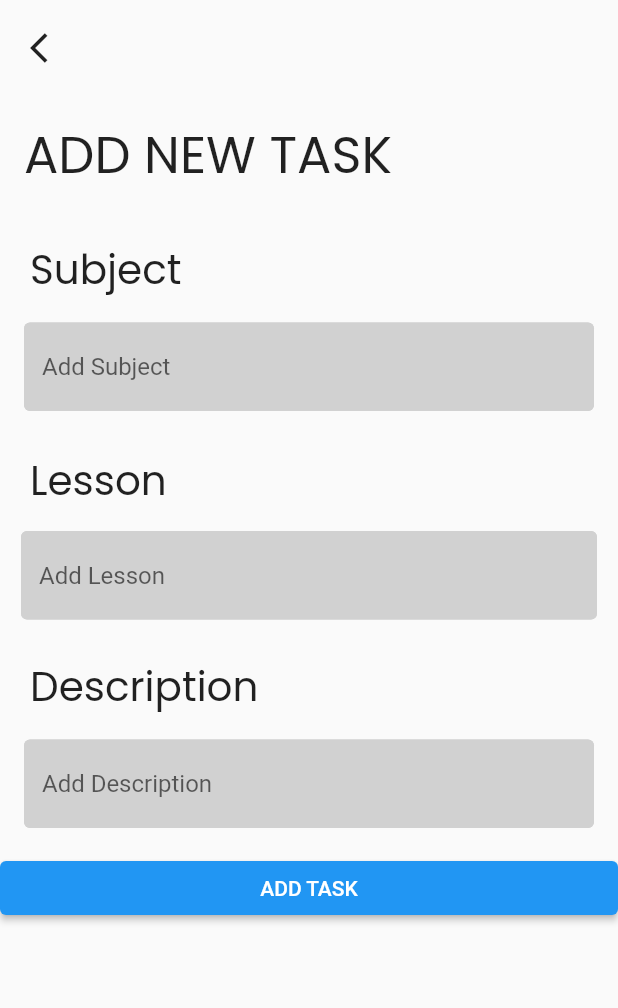
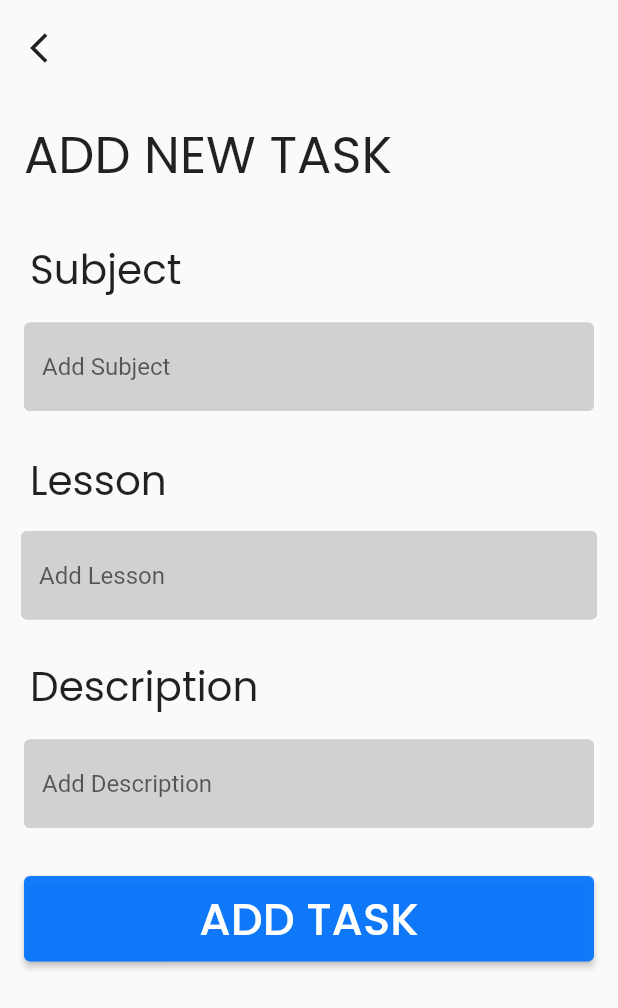
Before and after one commit to dhanvin-krishna/Planner_Android, a Flutter app: the screen it shows after launch, after a tap on the "add" icon, on a phone screen of 412 x 824 dp. Shown: the top 1008 px of the screen. Run offline on Flutter 3.47's test engine with Material 2 defaults, Android fonts, the phone set to English and light mode, and no system bars; our stand-ins replace google_fonts.

Commit message:
second commit

```diff
--- a/lib/main.dart
+++ b/lib/main.dart
@@ -17,7 +17,7 @@ class MyApp extends StatelessWidget {
   @override
   Widget build(BuildContext context) {
     return MaterialApp(
-      title: 'Flutter Demo',
+      title: 'Planner',
       themeMode: ThemeMode.system,
       theme: ThemeData.light(),
       darkTheme: ThemeData.dark(),
--- a/lib/screens/add_task.dart
+++ b/lib/screens/add_task.dart
@@ -2,12 +2,18 @@
 
 import 'package:flutter/material.dart';
 import 'package:google_fonts/google_fonts.dart';
+import 'package:intl/intl.dart';
+import 'package:planner/screens/home.dart';
 
 class AddTask extends StatelessWidget {
   const AddTask({Key? key}) : super(key: key);
 
   @override
   Widget build(BuildContext context) {
+    final subjectctrl = TextEditingController();
+    final lessonctrl = TextEditingController();
+    final descriptionctrl = TextEditingController();
+    var date = DateTime.now();
     return Scaffold(
       body: Container(
         child: ListView(
@@ -19,7 +25,10 @@ class AddTask extends StatelessWidget {
                      child: Row(
                        children: [
                          IconButton(
-                            onPressed: (){},
+                            onPressed: (){
+                               Navigator.pop(context,
+                               MaterialPageRoute(builder: (context) =>  Home()));
+                            },
                             icon: Icon(Icons.arrow_back_ios)
                           ),
                        ],
@@ -54,6 +63,7 @@ class AddTask extends StatelessWidget {
                     child: Column(
                       children: [
                         TextFormField(
+                          controller: subjectctrl,
                           decoration: InputDecoration(
                             hintText: 'Add Subject',
                             fillColor: Color.fromRGBO(209, 209, 209, 100),
@@ -88,6 +98,7 @@ class AddTask extends StatelessWidget {
                     child: Column(
                       children: [
                         TextFormField(
+                          controller: lessonctrl,
                           decoration: InputDecoration(
                             hintText: 'Add Lesson',
                             fillColor: Color.fromRGBO(209, 209, 209, 100),
@@ -122,6 +133,7 @@ class AddTask extends StatelessWidget {
                     child: Column(
                       children: [
                         TextFormField(
+                          controller: descriptionctrl,
                           decoration: InputDecoration(
                             hintText: 'Add Description',
                             fillColor: Color.fromRGBO(209, 209, 209, 100),
@@ -138,16 +150,28 @@ class AddTask extends StatelessWidget {
                     )
                   ),
 
-                  ElevatedButton(
-                    style: ButtonStyle(
+                  Padding(
+                    padding: const EdgeInsets.all(16.0),
+                    child: ElevatedButton(
+                       style: ElevatedButton.styleFrom(
+                          minimumSize: Size(57, 57),
+                          primary: Color.fromARGB(236, 2, 115, 253),
+                       ),
+                        onPressed: (){
+                          print(subjectctrl.text);
+                          print(lessonctrl.text);
+                          print(descriptionctrl.text);
+                          print( DateFormat('dd').format(date));
+                        },
+                        child: Text('ADD TASK', style: GoogleFonts.poppins(fontSize: 30, fontWeight: FontWeight.w500),)
+                        ),
+                  ),
 
-                    ),
-                    onPressed: (){},
-                    child: Text('ADD TASK')
-                    )
           ],
         ),
       ),
     );
+
   }
+
 }
--- a/pubspec.yaml
+++ b/pubspec.yaml
@@ -32,6 +32,7 @@ dependencies:
   google_fonts: ^2.3.1
   flutter_svg: ^1.0.3
   intl: ^0.16.0
+  hive_flutter: ^1.1.0
   # The following adds the Cupertino Icons font to your application.
   # Use with the CupertinoIcons class for iOS style icons.
   cupertino_icons: ^1.0.2
@@ -46,6 +47,8 @@ dev_dependencies:
   # package. See that file for information about deactivating specific lint
   # rules and activating additional ones.
   flutter_lints: ^1.0.0
+  hive_generator: ^1.1.2
+  build_runner: ^2.1.10
 
 # For information on the generic Dart part of this file, see the
 # following page: https://dart.dev/tools/pub/pubspec
--- a/temp.txt
+++ b/temp.txt
@@ -8,3 +8,7 @@ Text('ADD NEW TASK', style: GoogleFonts.poppins(
                     onPressed: (){},
                     icon: Icon(Icons.arrow_back_ios)
                   ),
+
+
+color:
+Color.fromARGB(237, 10, 120, 255),
```
Also changed, not shown: pubspec.lock.
